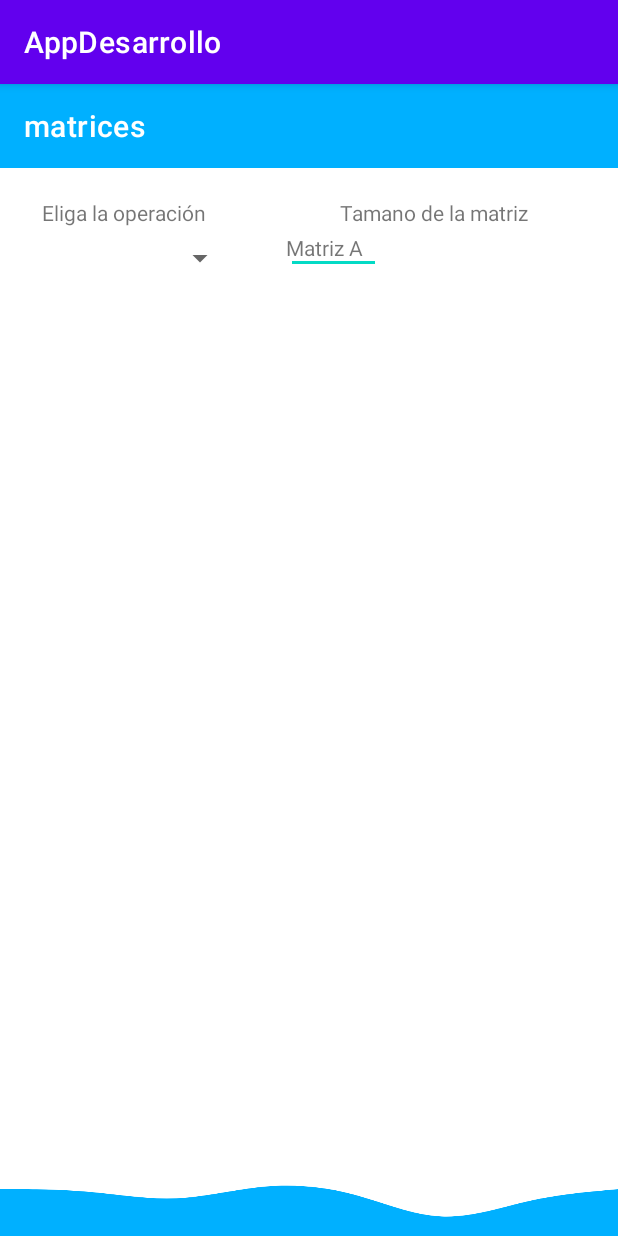
After one commit to MarielLC/FinalDesarrolloApp, an Android app: the operaciones_matrices screen opened directly, with no data from a screen before it, on a phone screen of 412 x 824 dp. The commit adds this screen. Run offline under Robolectric (Android 15) with nearby library versions, the light colour scheme and no system bars.

```diff
--- a/app/build.gradle
+++ b/app/build.gradle
@@ -1,5 +1,6 @@
 plugins {
     id 'com.android.application'
+    id 'com.google.gms.google-services'
 }
 
 android {
@@ -33,6 +34,7 @@ dependencies {
     implementation 'androidx.appcompat:appcompat:1.6.1'
     implementation 'com.google.android.material:material:1.8.0'
     implementation 'androidx.constraintlayout:constraintlayout:2.1.4'
+    implementation 'com.google.firebase:firebase-auth:21.0.3'
     testImplementation 'junit:junit:4.13.2'
     androidTestImplementation 'androidx.test.ext:junit:1.1.5'
     androidTestImplementation 'androidx.test.espresso:espresso-core:3.5.1'
--- /dev/null
+++ b/app/src/main/java/xyz/android/appdesarrollo/operaciones_matrices.java
@@ -0,0 +1,14 @@
+package xyz.android.appdesarrollo;
+
+import androidx.appcompat.app.AppCompatActivity;
+
+import android.os.Bundle;
+
+public class operaciones_matrices extends AppCompatActivity {
+
+    @Override
+    protected void onCreate(Bundle savedInstanceState) {
+        super.onCreate(savedInstanceState);
+        setContentView(R.layout.activity_operaciones_matrices);
+    }
+}
--- a/app/src/main/res/layout/activity_login.xml
+++ b/app/src/main/res/layout/activity_login.xml
@@ -69,6 +69,11 @@
                         android:hint="@string/txt_contrasena" />
 
                 </com.google.android.material.textfield.TextInputLayout>
+                <ProgressBar
+                    android:id="@+id/progressBar"
+                    android:visibility="gone"
+                    android:layout_width="wrap_content"
+                    android:layout_height="wrap_content" />
 
                 <Button
                     android:id="@+id/btn_logearse"
--- /dev/null
+++ b/app/src/main/res/layout/activity_operaciones_matrices.xml
@@ -0,0 +1,104 @@
+<?xml version="1.0" encoding="utf-8"?>
+<androidx.constraintlayout.widget.ConstraintLayout xmlns:android="http://schemas.android.com/apk/res/android"
+    xmlns:app="http://schemas.android.com/apk/res-auto"
+    xmlns:tools="http://schemas.android.com/tools"
+    android:layout_width="match_parent"
+    android:layout_height="match_parent"
+    tools:context=".operaciones_matrices">
+
+    <androidx.appcompat.widget.Toolbar
+        android:id="@+id/toolbar5"
+        android:layout_width="match_parent"
+        android:layout_height="wrap_content"
+        android:background="@color/color_primary"
+        android:minHeight="?attr/actionBarSize"
+        android:theme="@style/ThemeOverlay.AppCompat.Dark.ActionBar"
+        app:layout_constraintEnd_toEndOf="parent"
+        app:layout_constraintStart_toStartOf="parent"
+        app:layout_constraintTop_toTopOf="parent"
+        app:title="matrices"/>
+
+    <View
+        android:id="@+id/view6"
+        android:layout_width="0dp"
+        android:layout_height="52dp"
+        android:background="@drawable/wave"
+        android:rotationX="182"
+        app:layout_constraintBottom_toBottomOf="parent"
+        app:layout_constraintEnd_toEndOf="parent"
+        app:layout_constraintHorizontal_bias="1.0"
+        app:layout_constraintStart_toStartOf="parent" />
+
+    <FrameLayout
+        android:layout_width="357dp"
+        android:layout_height="364dp"
+        android:layout_marginTop="168dp"
+        app:layout_constraintEnd_toEndOf="parent"
+        app:layout_constraintStart_toStartOf="parent"
+        app:layout_constraintTop_toBottomOf="@+id/toolbar5"
+        tools:visibility="invisible">
+
+    </FrameLayout>
+
+    <Spinner
+        android:id="@+id/spinner2"
+        android:layout_width="141dp"
+        android:layout_height="34dp"
+        android:layout_marginStart="16dp"
+        android:layout_marginTop="4dp"
+        app:layout_constraintStart_toStartOf="parent"
+        app:layout_constraintTop_toBottomOf="@+id/textView21" />
+
+    <TextView
+        android:id="@+id/textView21"
+        android:layout_width="wrap_content"
+        android:layout_height="wrap_content"
+        android:layout_marginStart="28dp"
+        android:layout_marginTop="20dp"
+        android:text="Eliga la operación"
+        app:layout_constraintStart_toStartOf="parent"
+        app:layout_constraintTop_toBottomOf="@+id/toolbar5" />
+
+    <TextView
+        android:id="@+id/textView22"
+        android:layout_width="wrap_content"
+        android:layout_height="wrap_content"
+        android:layout_marginTop="20dp"
+        android:layout_marginEnd="60dp"
+        android:text="Tamano de la matriz"
+        app:layout_constraintEnd_toEndOf="parent"
+        app:layout_constraintTop_toBottomOf="@+id/toolbar5" />
+
+    <FrameLayout
+        android:layout_width="201dp"
+        android:layout_height="68dp"
+        android:layout_marginTop="4dp"
+        android:layout_marginEnd="20dp"
+        app:layout_constraintEnd_toEndOf="parent"
+        app:layout_constraintTop_toBottomOf="@+id/textView22">
+
+        <androidx.constraintlayout.widget.ConstraintLayout
+            android:layout_width="match_parent"
+            android:layout_height="match_parent">
+
+            <EditText
+                android:id="@+id/editTextNumber"
+                android:layout_width="63dp"
+                android:layout_height="27dp"
+                android:ems="10"
+                android:inputType="number"
+                tools:layout_editor_absoluteX="79dp"
+                tools:layout_editor_absoluteY="11dp" />
+
+            <TextView
+                android:id="@+id/textView23"
+                android:layout_width="wrap_content"
+                android:layout_height="wrap_content"
+                android:text="Matriz A"
+                app:layout_constraintTop_toTopOf="@+id/editTextNumber"
+                tools:layout_editor_absoluteX="16dp" />
+        </androidx.constraintlayout.widget.ConstraintLayout>
+
+    </FrameLayout>
+
+</androidx.constraintlayout.widget.ConstraintLayout>
--- a/app/src/main/res/values/strings.xml
+++ b/app/src/main/res/values/strings.xml
@@ -94,4 +94,6 @@
     <string name="txt_nombres">Nombres</string>
     <string name="txt_correo">Correo</string>
     <string name="txt_contrasena">Contraseña</string>
+
+    <string name="btn_cerrar_session">cerrar session</string>
 </resources>
```
Also changed, not shown: app/src/main/AndroidManifest.xml (+23 -20 lines), app/src/main/java/xyz/android/appdesarrollo/Activity_Opciones.java (+36 -0 lines), app/src/main/java/xyz/android/appdesarrollo/Activity_login.java (+101 -0 lines), app/src/main/java/xyz/android/appdesarrollo/Activity_registrarse.java (+93 -4 lines), app/src/main/res/layout/activity_opciones.xml (+11 -0 lines), app/src/main/res/layout/activity_registrarse.xml (+7 -0 lines), build.gradle (+11 -1 lines).
